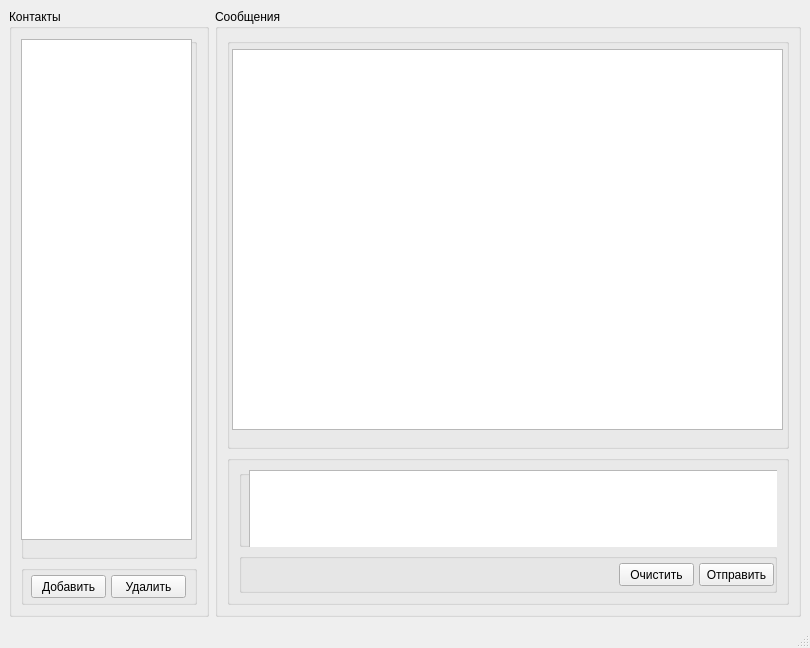
Before: the Qt Designer form lesson-05/client/views/client_gui.ui in KTo1/qt-with-db, drawn with Qt 5.
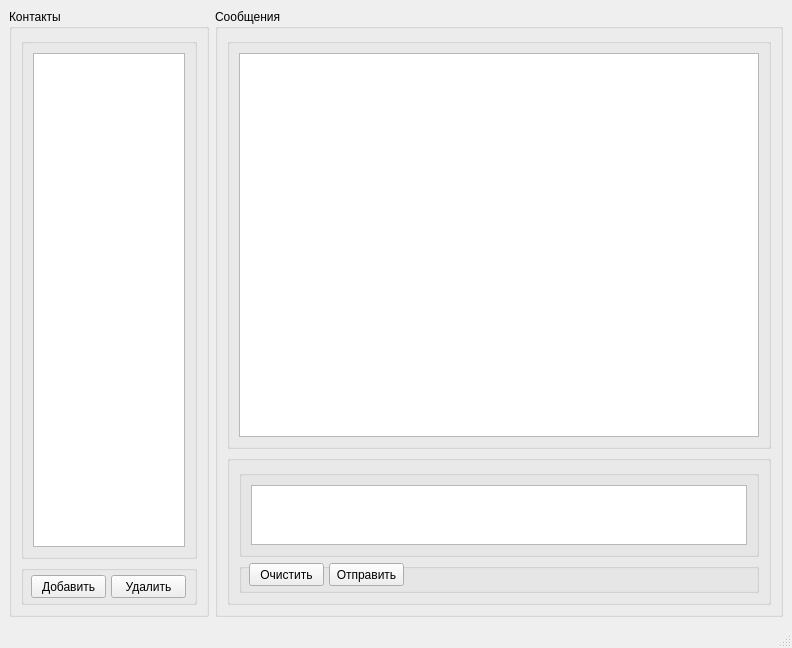
After: the same form once the commit is applied.

```diff
--- a/lesson-05/client/views/client_gui.ui
+++ b/lesson-05/client/views/client_gui.ui
@@ -6,7 +6,7 @@
    <rect>
     <x>0</x>
     <y>0</y>
-    <width>810</width>
+    <width>792</width>
     <height>648</height>
    </rect>
   </property>
@@ -17,6 +17,12 @@
    <layout class="QHBoxLayout" name="horizontalLayout">
     <item>
      <widget class="QGroupBox" name="groupBox">
+      <property name="minimumSize">
+       <size>
+        <width>200</width>
+        <height>0</height>
+       </size>
+      </property>
       <property name="maximumSize">
        <size>
         <width>200</width>
@@ -32,20 +38,21 @@
          <property name="title">
           <string/>
          </property>
-         <widget class="QTableView" name="table_contacts">
-          <property name="geometry">
-           <rect>
-            <x>0</x>
-            <y>1</y>
-            <width>171</width>
-            <height>501</height>
-           </rect>
-          </property>
-         </widget>
+         <layout class="QGridLayout" name="gridLayout_4">
+          <item row="0" column="0">
+           <widget class="QTableView" name="table_contacts"/>
+          </item>
+         </layout>
         </widget>
        </item>
        <item>
         <widget class="QGroupBox" name="groupBox_5">
+         <property name="minimumSize">
+          <size>
+           <width>0</width>
+           <height>40</height>
+          </size>
+         </property>
          <property name="maximumSize">
           <size>
            <width>16777215</width>
@@ -97,20 +104,21 @@
          <property name="title">
           <string/>
          </property>
-         <widget class="QTableView" name="table_messages">
-          <property name="geometry">
-           <rect>
-            <x>5</x>
-            <y>11</y>
-            <width>551</width>
-            <height>381</height>
-           </rect>
-          </property>
-         </widget>
+         <layout class="QGridLayout" name="gridLayout_2">
+          <item row="0" column="0">
+           <widget class="QTableView" name="table_messages"/>
+          </item>
+         </layout>
         </widget>
        </item>
        <item>
         <widget class="QGroupBox" name="groupBox_3">
+         <property name="minimumSize">
+          <size>
+           <width>0</width>
+           <height>150</height>
+          </size>
+         </property>
          <property name="maximumSize">
           <size>
            <width>16777215</width>
@@ -126,24 +134,25 @@
             <property name="title">
              <string/>
             </property>
-            <widget class="QTextEdit" name="textEdit_message">
-             <property name="geometry">
-              <rect>
-               <x>10</x>
-               <y>0</y>
-               <width>531</width>
-               <height>81</height>
-              </rect>
-             </property>
-            </widget>
+            <layout class="QGridLayout" name="gridLayout_3">
+             <item row="0" column="0">
+              <widget class="QTextEdit" name="textEdit_message"/>
+             </item>
+            </layout>
            </widget>
           </item>
           <item row="1" column="0">
            <widget class="QGroupBox" name="groupBox_4">
+            <property name="minimumSize">
+             <size>
+              <width>0</width>
+              <height>30</height>
+             </size>
+            </property>
             <property name="maximumSize">
              <size>
               <width>16777215</width>
-              <height>40</height>
+              <height>30</height>
              </size>
             </property>
             <property name="title">
@@ -152,8 +161,8 @@
             <widget class="QPushButton" name="pushButton_clear">
              <property name="geometry">
               <rect>
-               <x>380</x>
-               <y>10</y>
+               <x>10</x>
+               <y>0</y>
                <width>75</width>
                <height>23</height>
               </rect>
@@ -165,8 +174,8 @@
             <widget class="QPushButton" name="pushButton_send">
              <property name="geometry">
               <rect>
-               <x>460</x>
-               <y>10</y>
+               <x>90</x>
+               <y>0</y>
                <width>75</width>
                <height>23</height>
               </rect>
@@ -190,7 +199,7 @@
     <rect>
      <x>0</x>
      <y>0</y>
-     <width>810</width>
+     <width>792</width>
      <height>21</height>
     </rect>
    </property>
```
